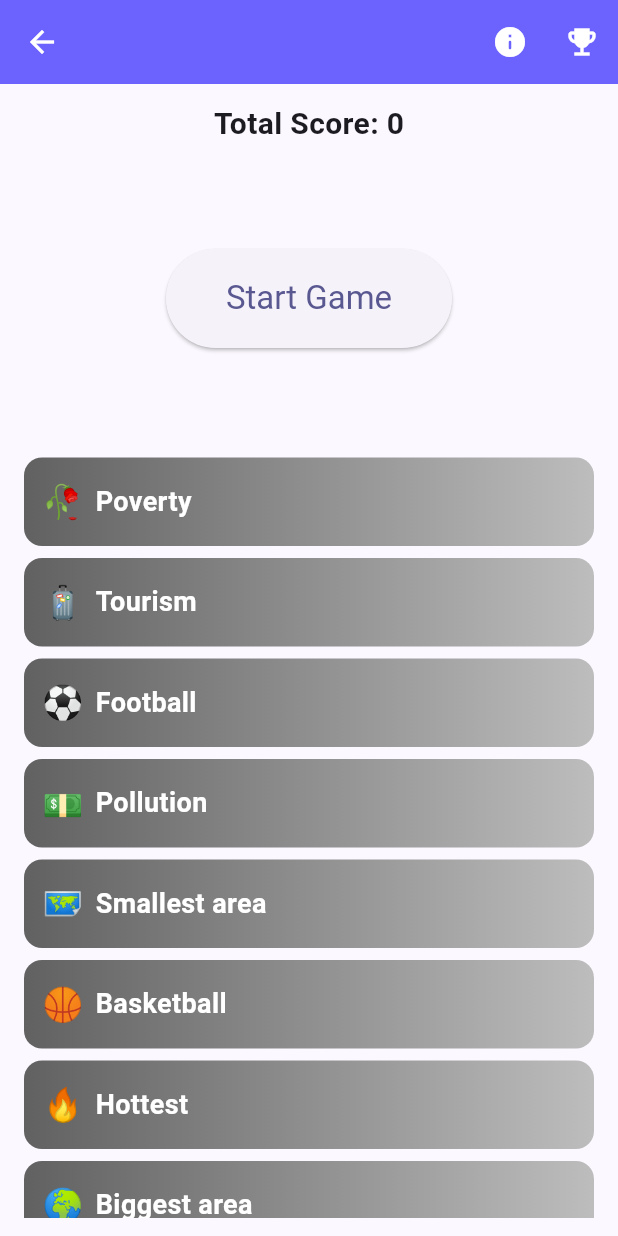
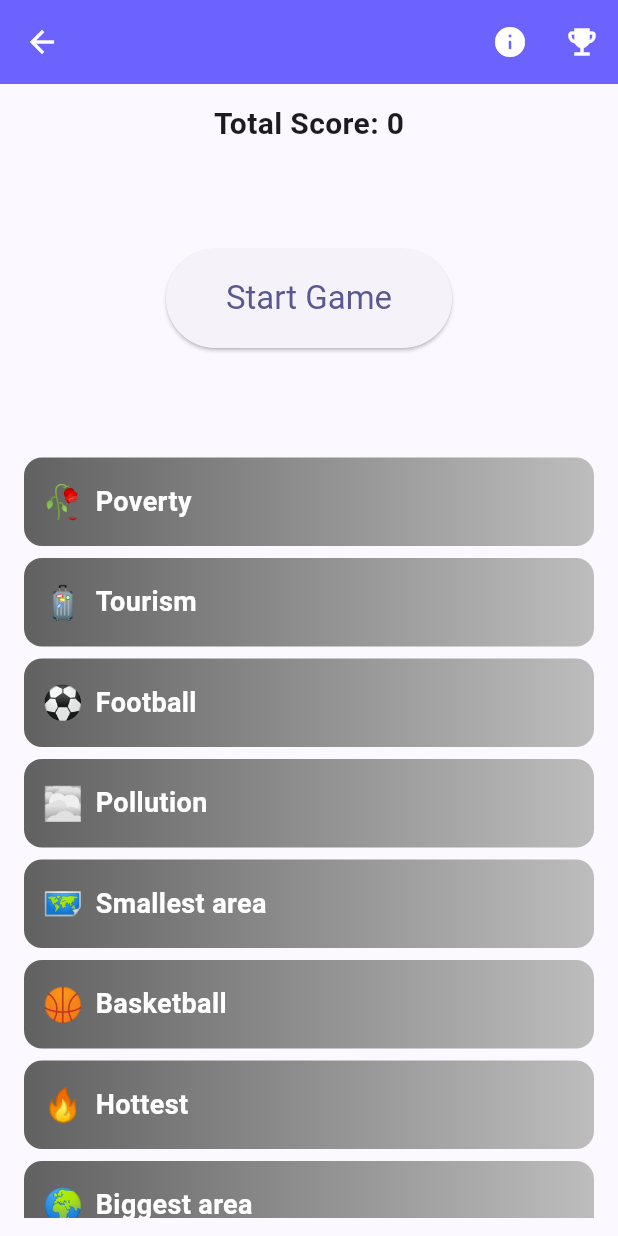
Before and after one commit to AlejandroMilla99/gameBible, a Flutter app: the GeoExpertPage screen opened directly with empty values, on a phone screen of 412 x 824 dp. Run offline on Flutter 3.47's test engine with Material 3 defaults, Android fonts, the light colour scheme and no system bars; our stand-ins replace audioplayers, confetti, permission_handler, shared_preferences; missing offline and left inert: ffmpeg_kit_flutter_new, record; accounts and stored records are empty; network calls fail; project files that could hold a hidden picture were left out.

Commit message:
GeoExpert recommendations - fixed

```diff
--- a/lib/pages/games/geoExpert/geo_expert_page.dart
+++ b/lib/pages/games/geoExpert/geo_expert_page.dart
@@ -3,6 +3,7 @@ import 'package:provider/provider.dart';
 import 'package:gamebible/constants/app_colors.dart';
 import 'geo_expert_viewModel.dart';
 import 'package:gamebible/components/dialogs/game_info_dialog.dart';
+import 'package:gamebible/components/dialogs/custom_snackbar.dart';
 
 class GeoExpertPage extends StatefulWidget {
   const GeoExpertPage({super.key, required this.title});
@@ -12,7 +13,8 @@ class GeoExpertPage extends StatefulWidget {
   State<GeoExpertPage> createState() => _GeoExpertPageState();
 }
 
-class _GeoExpertPageState extends State<GeoExpertPage> {
+class _GeoExpertPageState extends State<GeoExpertPage>
+    with SingleTickerProviderStateMixin {
   @override
   Widget build(BuildContext context) {
     return ChangeNotifierProvider(
@@ -103,17 +105,31 @@ class _GeoExpertPageState extends State<GeoExpertPage> {
                             final assignedFlag = vm.assignedCountries[cat]?.flag;
                             final emoji = vm.categoryEmojis[cat] ?? "🔹";
 
-                            final enabled = (vm.currentCountry != null && rank == null && !vm.isRolling);
+                            final enabled = (vm.currentCountry != null &&
+                                rank == null &&
+                                !vm.isRolling);
 
                             // Colores del gradiente según ranking
-                            List<Color> gradientColors = [Colors.grey.shade700, Colors.grey.shade400];
+                            List<Color> gradientColors = [
+                              Colors.grey.shade700,
+                              Colors.grey.shade400
+                            ];
                             if (rank != null) {
                               if (rank <= 25) {
-                                gradientColors = [Colors.green.shade300, Colors.green.shade600];
+                                gradientColors = [
+                                  Colors.green.shade300,
+                                  Colors.green.shade600
+                                ];
                               } else if (rank > 25 && rank <= 75) {
-                                gradientColors = [Colors.orange.shade300, Colors.orange.shade600];
+                                gradientColors = [
+                                  Colors.orange.shade300,
+                                  Colors.orange.shade600
+                                ];
                               } else if (rank > 75) {
-                                gradientColors = [Colors.red.shade300, Colors.red.shade600];
+                                gradientColors = [
+                                  Colors.red.shade300,
+                                  Colors.red.shade600
+                                ];
                               }
                             }
 
@@ -128,15 +144,20 @@ class _GeoExpertPageState extends State<GeoExpertPage> {
                                 color: Colors.transparent,
                                 child: InkWell(
                                   borderRadius: BorderRadius.circular(12),
-                                  onTap: enabled ? () => vm.assignToCategory(cat) : null,
+                                  onTap: enabled
+                                      ? () => vm.assignToCategory(cat)
+                                      : null,
                                   child: Padding(
-                                    padding: const EdgeInsets.symmetric(vertical: 14, horizontal: 12),
+                                    padding: const EdgeInsets.symmetric(
+                                        vertical: 14, horizontal: 12),
                                     child: Row(
-                                      mainAxisAlignment: MainAxisAlignment.spaceBetween,
+                                      mainAxisAlignment:
+                                          MainAxisAlignment.spaceBetween,
                                       children: [
                                         Row(
                                           children: [
-                                            Text(emoji, style: const TextStyle(fontSize: 22)),
+                                            Text(emoji,
+                                                style: const TextStyle(fontSize: 22)),
                                             const SizedBox(width: 8),
                                             Text(
                                               cat,
@@ -162,10 +183,13 @@ class _GeoExpertPageState extends State<GeoExpertPage> {
                                                 ),
                                               if (assignedFlag != null)
                                                 Padding(
-                                                  padding: const EdgeInsets.only(left: 6),
+                                                  padding:
+                                                      const EdgeInsets.only(
+                                                          left: 6),
                                                   child: Text(
                                                     assignedFlag,
-                                                    style: const TextStyle(fontSize: 24),
+                                                    style: const TextStyle(
+                                                        fontSize: 24),
                                                   ),
                                                 ),
                                             ],
@@ -180,13 +204,17 @@ class _GeoExpertPageState extends State<GeoExpertPage> {
                             // Reset Button
                             if (vm.gameStarted || vm.currentCountry != null) {
                               return Padding(
-                                padding: const EdgeInsets.symmetric(horizontal: 16),
+                                padding:
+                                    const EdgeInsets.symmetric(horizontal: 16),
                                 child: AnimatedContainer(
                                   duration: const Duration(milliseconds: 400),
                                   curve: Curves.easeInOut,
                                   decoration: BoxDecoration(
                                     gradient: LinearGradient(
-                                      colors: [Colors.red.shade400, Colors.red.shade700],
+                                      colors: [
+                                        Colors.red.shade400,
+                                        Colors.red.shade700
+                                      ],
                                     ),
                                     borderRadius: BorderRadius.circular(12),
                                   ),
@@ -195,7 +223,8 @@ class _GeoExpertPageState extends State<GeoExpertPage> {
                                       foregroundColor: Colors.white,
                                       backgroundColor: Colors.transparent,
                                       shadowColor: Colors.transparent,
-                                      padding: const EdgeInsets.symmetric(vertical: 16),
+                                      padding: const EdgeInsets.symmetric(
+                                          vertical: 16),
                                       textStyle: const TextStyle(fontSize: 18),
                                     ),
                                     onPressed: vm.restartGame,
@@ -213,26 +242,24 @@ class _GeoExpertPageState extends State<GeoExpertPage> {
                     const SizedBox(height: 12),
                   ],
                 ),
-
-                // --- POPUP Better Choice ---
-                if (vm.showBetterChoicePopup && vm.betterChoiceMessage != null)
-                  Positioned(
-                    bottom: 30,
-                    left: 20,
-                    right: 20,
-                    child: Material(
-                      elevation: 6,
-                      borderRadius: BorderRadius.circular(12),
-                      color: Colors.black.withOpacity(0.85),
-                      child: Padding(
-                        padding: const EdgeInsets.all(16),
-                        child: Text(
-                          vm.betterChoiceMessage!,
-                          style: const TextStyle(color: Colors.white, fontSize: 16),
-                          textAlign: TextAlign.center,
-                        ),
-                      ),
-                    ),
+                              // --- POPUP Better Choice con animación y gradiente ---
+                if (vm.betterChoiceMessage != null && vm.showBetterChoicePopup)
+                  Builder(
+                    builder: (context) {
+                      // Mostramos el snackbar solo después del frame actual
+                      WidgetsBinding.instance.addPostFrameCallback((_) {
+                        if (vm.betterChoiceMessage != null && vm.showBetterChoicePopup) {
+                          CustomSnackBar.show(
+                            context,
+                            message: vm.betterChoiceMessage!,
+                            type: SnackBarType.exotic,
+                          );
+                          // Marcamos como mostrado para evitar múltiples llamadas
+                          vm.showBetterChoicePopup = false;
+                        }
+                      });
+                      return const SizedBox.shrink(); // No renderiza nada en el stack
+                    },
                   ),
               ],
             ),
@@ -254,7 +281,8 @@ class _GeoExpertPageState extends State<GeoExpertPage> {
           "Haz lo mismo con los siguientes países, el juego acabará cuando rellenes todas las categorías.",
           "Cuanto menor sea tu puntuación acumulada mejor lo habrás hecho, podrás visualizar tu top 3 en el botón del trofeo en la parte superior derecha."
         ],
-        example: "Ejemplo: Si el juego te muestra la bandera de Estados Unidos y tienes libre la categoría de tecnología, es buena opción asigarla ya que en ella Estados Unidos se encuentra en el Top 1.",
+        example:
+            "Ejemplo: Si el juego te muestra la bandera de Estados Unidos y tienes libre la categoría de tecnología, es buena opción asigarla ya que en ella Estados Unidos se encuentra en el Top 3.",
         imageAsset: null, // opcional
       ),
     );
@@ -271,7 +299,8 @@ class _GeoExpertPageState extends State<GeoExpertPage> {
         // Este builder devuelve el diálogo como tal
         return Center(
           child: Dialog(
-            shape: RoundedRectangleBorder(borderRadius: BorderRadius.circular(16)),
+            shape:
+                RoundedRectangleBorder(borderRadius: BorderRadius.circular(16)),
             child: Container(
               padding: const EdgeInsets.all(16),
               child: Column(
--- a/lib/pages/games/geoExpert/geo_expert_viewModel.dart
+++ b/lib/pages/games/geoExpert/geo_expert_viewModel.dart
@@ -17,7 +17,6 @@ class GeoExpertViewModel extends ChangeNotifier {
   Country? currentCountry;
   int totalScore = 0;
 
-  // emojis asignados a cada categoría, únicos
   final Map<String, String> _allCategoryEmojis = const {
     "HDI": "🌐",
     "Population": "👥",
@@ -28,7 +27,7 @@ class GeoExpertViewModel extends ChangeNotifier {
     "Happiness": "😊",
     "Life Expectancy": "⏳",
     "Safety": "🛡️",
-    "Environmental Performance": "🌱",
+    "Environmentally friendly": "🌱",
     "Football": "⚽",
     "Basketball": "🏀",
     "Olympic medals": "🥇",
@@ -47,13 +46,15 @@ class GeoExpertViewModel extends ChangeNotifier {
     "Technology": "💻",
     "Cuisine": "🍽️",
     "Coffee": "☕",
+    "Pollution": "🌫️"
   };
+
 
   late List<Country> countries;
 
-  List<String> categories = []; // categorías seleccionadas aleatoriamente
-  Map<String, String> categoryEmojis = {}; // categorías actuales con sus emojis
-  Map<String, String> categoryLabels = {}; // texto completo (emoji + nombre) para botones
+  List<String> categories = [];
+  Map<String, String> categoryEmojis = {};
+  Map<String, String> categoryLabels = {};
 
   Map<String, int?> assignedRanks = {};
   Map<String, Country?> assignedCountries = {};
@@ -65,11 +66,17 @@ class GeoExpertViewModel extends ChangeNotifier {
   final ConfettiController confettiController =
       ConfettiController(duration: const Duration(seconds: 3));
 
-  // ---  POPUP better choice ---
+  // --- POPUP better choice ---
   bool _showBetterChoicePopup = false;
   String? _betterChoiceMessage;
 
+  // ✅ getter y setter público
   bool get showBetterChoicePopup => _showBetterChoicePopup;
+  set showBetterChoicePopup(bool value) {
+    _showBetterChoicePopup = value;
+    notifyListeners();
+  }
+
   String? get betterChoiceMessage => _betterChoiceMessage;
 
   GeoExpertViewModel(this.context) {
@@ -77,7 +84,6 @@ class GeoExpertViewModel extends ChangeNotifier {
   }
 
   Future<void> _initGame() async {
-    // inicializar asignaciones y puntaje
     assignedRanks = {for (var c in categories) c: null};
     assignedCountries = {for (var c in categories) c: null};
     totalScore = 0;
@@ -94,7 +100,6 @@ class GeoExpertViewModel extends ChangeNotifier {
     notifyListeners();
   }
 
-  // selecciona 8 categorías aleatorias y asigna un emoji único a cada una
   void _selectRandomCategories() {
     if (countries.isEmpty) return;
 
@@ -102,7 +107,6 @@ class GeoExpertViewModel extends ChangeNotifier {
     allKeys.shuffle(_random);
     categories = allKeys.take(8).toList();
 
-    // asignar emojis únicos a las categorías seleccionadas
     final availableEmojis = _allCategoryEmojis.entries.toList();
     availableEmojis.shuffle(_random);
 
@@ -137,7 +141,7 @@ class GeoExpertViewModel extends ChangeNotifier {
   }
 
   void restartGame() {
-    _selectRandomCategories(); // nueva selección aleatoria
+    _selectRandomCategories();
     assignedRanks = {for (var c in categories) c: null};
     assignedCountries = {for (var c in categories) c: null};
     totalScore = 0;
@@ -204,22 +208,28 @@ class GeoExpertViewModel extends ChangeNotifier {
     if (currentCountry == null) return;
     final chosenRank = currentCountry!.rankings[chosenCategory] ?? 100;
 
-    final betterOption = categories.where((c) => assignedRanks[c] == null && c != chosenCategory).map((c) {
+    final betterOption = categories
+        .where((c) => assignedRanks[c] == null && c != chosenCategory)
+        .map((c) {
       return {"cat": c, "rank": currentCountry!.rankings[c] ?? 100};
-    }).where((entry) => (entry["rank"] as int) < chosenRank).toList();
+    }).where((entry) => (entry["rank"] as int) < chosenRank)
+      .toList();
 
     if (betterOption.isNotEmpty) {
-      final best = betterOption.reduce((a, b) => (a["rank"] as int) < (b["rank"] as int) ? a : b);
+      final best = betterOption.reduce(
+          (a, b) => (a["rank"] as int) < (b["rank"] as int) ? a : b);
       _betterChoiceMessage =
           "⚡ Podrías haber elegido mejor: ${best["cat"]} (Rank ${best["rank"]})";
       _showBetterChoicePopup = true;
       notifyListeners();
 
-      // ocultar popup a los 3 segundos
+      // ✅ Ocultar popup a los 3 segundos solo si sigue visible
       Future.delayed(const Duration(seconds: 3), () {
-        _showBetterChoicePopup = false;
-        _betterChoiceMessage = null;
-        notifyListeners();
+        if (_showBetterChoicePopup) {
+          _showBetterChoicePopup = false;
+          _betterChoiceMessage = null;
+          notifyListeners();
+        }
       });
     }
   }
```
Also changed, not shown: lib/components/dialogs/custom_snackbar.dart (+30 -6 lines).
